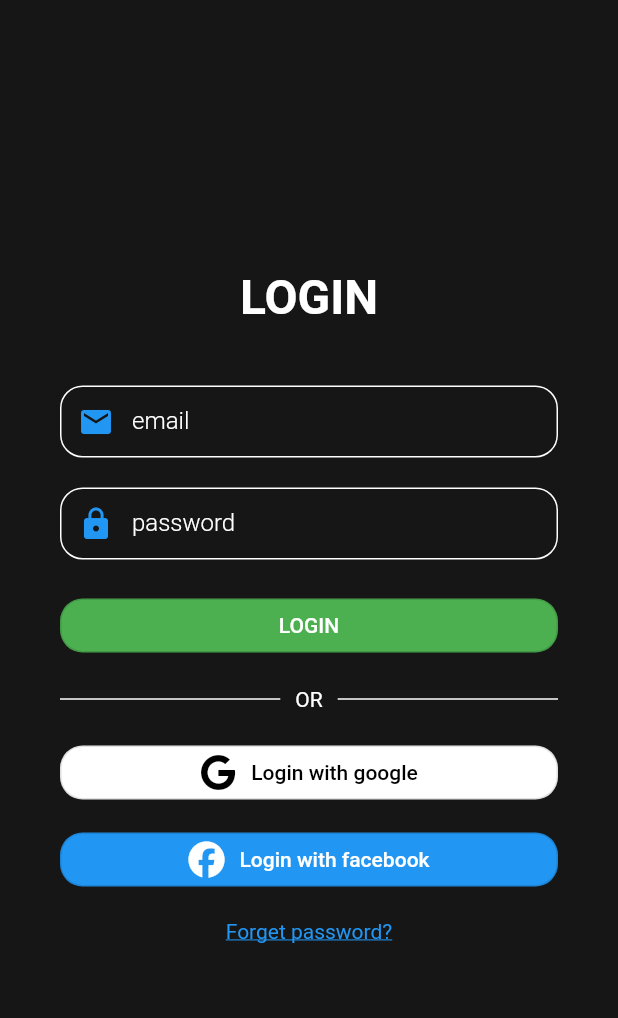
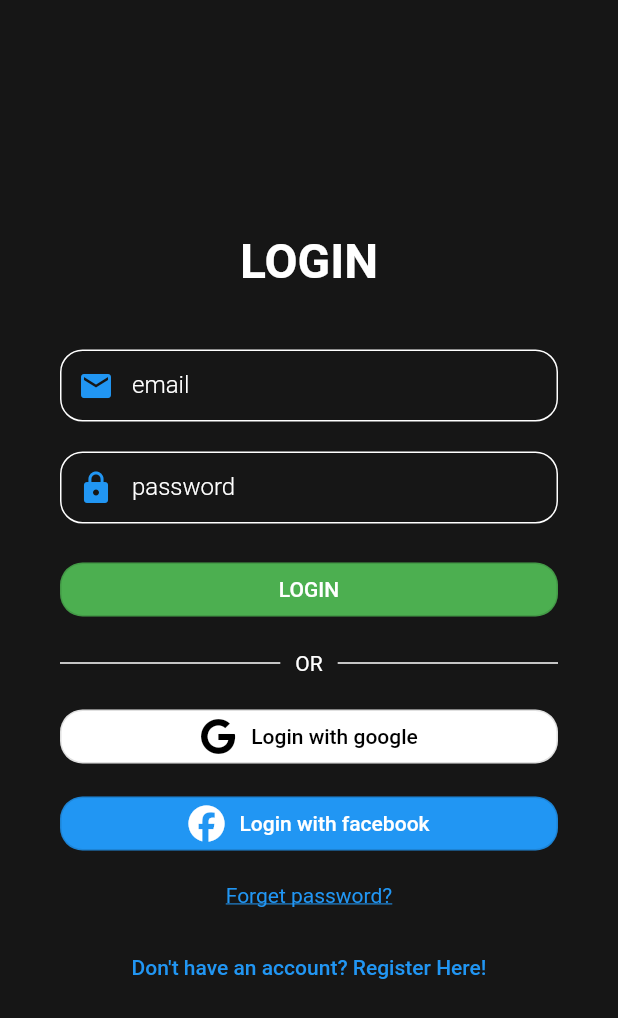
Before and after one commit to Kethankrk/attendance, a Flutter app: the screen it shows after launch, on a phone screen of 412 x 824 dp. Shown: the top 1018 px of the screen. Run offline on Flutter 3.47's test engine with Material 2 defaults, Android fonts, the phone set to English and light mode, and no system bars; our stand-ins replace firebase_auth, firebase_core, font_awesome_flutter, google_sign_in; accounts and stored records are empty.

Commit message:
added login and register

```diff
--- a/lib/widget_tree.dart
+++ b/lib/helper/widget_tree.dart
@@ -1,6 +1,6 @@
-import 'package:attendance_app/auth.dart';
-import 'package:attendance_app/home.dart';
-import 'package:attendance_app/login.dart';
+import 'package:attendance_app/helper/auth.dart';
+import 'package:attendance_app/pages/authentication.dart';
+import 'package:attendance_app/pages/home.dart';
 import 'package:flutter/material.dart';
 
 class WidgetTree extends StatefulWidget {
@@ -19,7 +19,7 @@ class _WidgetTree extends State<WidgetTree> {
         if (snapshot.hasData) {
           return const HomePage();
         } else {
-          return const LoginPage();
+          return const Authentication();
         }
       },
     );
--- a/lib/main.dart
+++ b/lib/main.dart
@@ -1,4 +1,4 @@
-import 'package:attendance_app/widget_tree.dart';
+import 'package:attendance_app/helper/widget_tree.dart';
 import 'package:flutter/material.dart';
 import 'package:firebase_core/firebase_core.dart';
 import 'firebase_options.dart';
--- /dev/null
+++ b/lib/pages/authentication.dart
@@ -0,0 +1,37 @@
+import 'package:attendance_app/widgets/login.dart';
+import 'package:attendance_app/widgets/register.dart';
+import 'package:flutter/widgets.dart';
+
+class Authentication extends StatefulWidget {
+  const Authentication({super.key});
+
+  @override
+  State<Authentication> createState() => _Authentication();
+}
+
+class _Authentication extends State<Authentication> {
+  String _currentPage = "login";
+
+  void goToRegister() {
+    setState(() {
+      _currentPage = "register";
+    });
+  }
+
+  void goToLogin() {
+    setState(() {
+      _currentPage = "login";
+    });
+  }
+
+  @override
+  Widget build(context) {
+    return _currentPage == "login"
+        ? LoginPage(
+            goToRegister: goToRegister,
+          )
+        : RegisterPage(
+            goToLogin: goToLogin,
+          );
+  }
+}
--- a/lib/home.dart
+++ b/lib/pages/home.dart
@@ -1,4 +1,4 @@
-import 'package:attendance_app/auth.dart';
+import 'package:attendance_app/helper/auth.dart';
 import 'package:flutter/material.dart';
 
 class HomePage extends StatelessWidget {
--- /dev/null
+++ b/lib/widgets/login.dart
@@ -0,0 +1,280 @@
+import 'package:attendance_app/helper/auth.dart';
+import 'package:firebase_auth/firebase_auth.dart';
+import 'package:flutter/material.dart';
+import 'package:font_awesome_flutter/font_awesome_flutter.dart';
+
+class LoginPage extends StatefulWidget {
+  const LoginPage({super.key, required this.goToRegister});
+
+  final void Function() goToRegister;
+
+  @override
+  State<LoginPage> createState() => _LoginPage();
+}
+
+class _LoginPage extends State<LoginPage> {
+  String _email = "";
+  String _password = "";
+
+  void emailState(String newValue) {
+    setState(() {
+      _email = newValue;
+    });
+  }
+
+  void passwordState(String newValue) {
+    setState(() {
+      _password = newValue;
+    });
+  }
+
+  Future<void> googleLogin() async {
+    try {
+      await Auth().singInWithGoogle();
+    } on FirebaseAuthException catch (e) {
+      print(e);
+    }
+  }
+
+  Future<void> loginHandler() async {
+    try {
+      await Auth()
+          .signInWithEmailAndPassword(email: _email, password: _password);
+    } on FirebaseAuthException catch (e) {
+      print("This is an error: $e");
+    }
+  }
+
+
+  @override
+  Widget build(context) {
+    return MaterialApp(
+      home: Scaffold(
+        backgroundColor: const Color.fromARGB(255, 22, 22, 22),
+        body: Center(
+          child: SingleChildScrollView(
+            child: Padding(
+              padding: const EdgeInsets.all(40.0),
+              child: Column(
+                mainAxisAlignment: MainAxisAlignment.center,
+                children: [
+                  const Center(
+                    child: Text(
+                      "LOGIN",
+                      style: TextStyle(
+                          color: Colors.white,
+                          fontSize: 32,
+                          fontWeight: FontWeight.bold),
+                    ),
+                  ),
+                  const SizedBox(
+                    height: 40,
+                  ),
+                  emailInput(emailState),
+                  const SizedBox(
+                    height: 20,
+                  ),
+                  passwordInput(passwordState),
+                  const SizedBox(
+                    height: 20,
+                  ),
+                  fullWidthButton(loginHandler),
+                  const Row(
+                    children: [
+                      Expanded(
+                        child: Divider(
+                          thickness: 1,
+                          color: Colors.white,
+                          height: 50,
+                          endIndent: 10,
+                        ),
+                      ),
+                      Text(
+                        "OR",
+                        style: TextStyle(color: Colors.white),
+                      ),
+                      Expanded(
+                        child: Divider(
+                          thickness: 1,
+                          color: Colors.white,
+                          height: 50,
+                          indent: 10,
+                        ),
+                      ),
+                    ],
+                  ),
+                  loginWithGoogle(googleLogin),
+                  const SizedBox(
+                    height: 10,
+                  ),
+                  loginWithFacebook(),
+                  TextButton(
+                    onPressed: () {},
+                    child: const Text(
+                      "Forget password?",
+                      style: TextStyle(
+                          decoration: TextDecoration.underline,
+                          fontWeight: FontWeight.w400),
+                    ),
+                  ),
+                  TextButton(
+                    onPressed: () {widget.goToRegister();},
+                    child: const Text(
+                      "Don't have an account? Register Here!",
+                    ),
+                  )
+                ],
+              ),
+            ),
+          ),
+        ),
+      ),
+    );
+  }
+}
+
+Widget emailInput(Function stateHandle) {
+  return TextFormField(
+    onChanged: (value) => stateHandle(value),
+    style: const TextStyle(color: Colors.white),
+    decoration: InputDecoration(
+        contentPadding: const EdgeInsets.symmetric(vertical: 1, horizontal: 2),
+        enabledBorder: OutlineInputBorder(
+          borderSide: const BorderSide(color: Colors.white),
+          borderRadius: BorderRadius.circular(15),
+        ),
+        focusedBorder: OutlineInputBorder(
+          borderSide: const BorderSide(color: Colors.white),
+          borderRadius: BorderRadius.circular(15),
+        ),
+        labelText: "email",
+        labelStyle:
+            const TextStyle(color: Colors.white, fontWeight: FontWeight.w300),
+        prefixIcon: const Icon(
+          Icons.email,
+          color: Colors.blue,
+        )),
+  );
+}
+
+Widget passwordInput(Function passwordState) => TextFormField(
+      onChanged: (value) => passwordState(value),
+      style: const TextStyle(color: Colors.white),
+      decoration: InputDecoration(
+          contentPadding:
+              const EdgeInsets.symmetric(vertical: 1, horizontal: 2),
+          enabledBorder: OutlineInputBorder(
+            borderSide: const BorderSide(color: Colors.white),
+            borderRadius: BorderRadius.circular(15),
+          ),
+          focusedBorder: OutlineInputBorder(
+            borderSide: const BorderSide(color: Colors.white),
+            borderRadius: BorderRadius.circular(15),
+          ),
+          labelText: "password",
+          labelStyle:
+              const TextStyle(color: Colors.white, fontWeight: FontWeight.w300),
+          prefixIcon: const Icon(
+            Icons.lock,
+            color: Colors.blue,
+          )),
+    );
+
+Widget fullWidthButton(
+  Function loginHandler,
+) =>
+    SizedBox(
+      width: double.infinity,
+      child: OutlinedButton(
+        onPressed: () {
+          loginHandler();
+        },
+        style: ElevatedButton.styleFrom(
+          backgroundColor: Colors.green,
+          shape: RoundedRectangleBorder(
+            borderRadius: BorderRadius.circular(15.0),
+          ),
+        ),
+        child: const Text(
+          "LOGIN",
+          style: TextStyle(color: Colors.white),
+        ),
+      ),
+    );
+
+Widget loginWithGoogle(Function googleLogin) => SizedBox(
+      width: double.infinity,
+      child: OutlinedButton(
+        onPressed: () {
+          googleLogin();
+        },
+        style: ElevatedButton.styleFrom(
+          backgroundColor: Colors.white,
+          shape: RoundedRectangleBorder(
+            borderRadius: BorderRadius.circular(15.0),
+          ),
+        ),
+        child: const Row(
+          mainAxisAlignment: MainAxisAlignment.center,
+          children: [
+            Icon(FontAwesomeIcons.google, color: Colors.black),
+            SizedBox(
+              width: 10,
+            ),
+            Text(
+              "Login with google",
+              style: TextStyle(color: Colors.black),
+            ),
+          ],
+        ),
+      ),
+    );
+
+Widget loginWithFacebook() => SizedBox(
+      width: double.infinity,
+      child: OutlinedButton(
+        onPressed: () {},
+        style: ElevatedButton.styleFrom(
+          backgroundColor: Colors.blue,
+          shape: RoundedRectangleBorder(
+            borderRadius: BorderRadius.circular(15.0),
+          ),
+        ),
+        child: const Row(
+          mainAxisAlignment: MainAxisAlignment.center,
+          children: [
+            Icon(FontAwesomeIcons.facebook, color: Colors.white),
+            SizedBox(
+              width: 10,
+            ),
+            Text(
+              "Login with facebook",
+              style: TextStyle(color: Colors.white),
+            ),
+          ],
+        ),
+      ),
+    );
+
+Widget cPasswordInput(Function passwordState) => TextFormField(
+      onChanged: (value) => passwordState(value),
+      style: const TextStyle(color: Colors.white),
+      decoration: InputDecoration(
+          contentPadding:
+              const EdgeInsets.symmetric(vertical: 1, horizontal: 2),
+          enabledBorder: OutlineInputBorder(
+            borderSide: const BorderSide(color: Colors.white),
+            borderRadius: BorderRadius.circular(15),
+          ),
+          focusedBorder: OutlineInputBorder(
+            borderSide: const BorderSide(color: Colors.white),
+            borderRadius: BorderRadius.circular(15),
+          ),
+          labelText: "conform password",
+          labelStyle:
+              const TextStyle(color: Colors.white, fontWeight: FontWeight.w300),
+          prefixIcon: const Icon(
+            Icons.lock,
+            color: Colors.blue,
+          )),
+    );
--- a/lib/login.dart
+++ b/lib/widgets/register.dart
@@ -1,18 +1,20 @@
-import 'package:attendance_app/auth.dart';
+import 'package:attendance_app/helper/auth.dart';
 import 'package:firebase_auth/firebase_auth.dart';
 import 'package:flutter/material.dart';
 import 'package:font_awesome_flutter/font_awesome_flutter.dart';
 
-class LoginPage extends StatefulWidget {
-  const LoginPage({super.key});
+class RegisterPage extends StatefulWidget {
+  const RegisterPage({super.key, required this.goToLogin});
 
+  final void Function() goToLogin;
   @override
-  State<LoginPage> createState() => _LoginPage();
+  State<RegisterPage> createState() => _RegisterPage();
 }
 
-class _LoginPage extends State<LoginPage> {
+class _RegisterPage extends State<RegisterPage> {
   String _email = "";
   String _password = "";
+  String _cpassword = "";
 
   void emailState(String newValue) {
     setState(() {
@@ -26,6 +28,12 @@ class _LoginPage extends State<LoginPage> {
     });
   }
 
+  void cpasswordState(String newValue) {
+    setState(() {
+      _cpassword = newValue;
+    });
+  }
+
   Future<void> googleLogin() async {
     try {
       await Auth().singInWithGoogle();
@@ -35,9 +43,10 @@ class _LoginPage extends State<LoginPage> {
   }
 
   Future<void> loginHandler() async {
+    if (_password != _cpassword) return;
     try {
       await Auth()
-          .signInWithEmailAndPassword(email: _email, password: _password);
+          .createUserWithEmailAndPassword(email: _email, password: _password);
     } on FirebaseAuthException catch (e) {
       print("This is an error: $e");
     }
@@ -48,14 +57,16 @@ class _LoginPage extends State<LoginPage> {
     return MaterialApp(
       home: Scaffold(
         backgroundColor: const Color.fromARGB(255, 22, 22, 22),
-        body: Padding(
+        body: Center(
+          child: SingleChildScrollView(
+            child: Padding(
               padding: const EdgeInsets.all(40.0),
               child: Column(
                 mainAxisAlignment: MainAxisAlignment.center,
                 children: [
                   const Center(
                     child: Text(
-                  "LOGIN",
+                      "REGISTER",
                       style: TextStyle(
                           color: Colors.white,
                           fontSize: 32,
@@ -70,6 +81,10 @@ class _LoginPage extends State<LoginPage> {
                     height: 20,
                   ),
                   passwordInput(passwordState),
+                  const SizedBox(
+                    height: 20,
+                  ),
+                  cPasswordInput(cpasswordState),
                   const SizedBox(
                     height: 20,
                   ),
@@ -111,8 +126,16 @@ class _LoginPage extends State<LoginPage> {
                           decoration: TextDecoration.underline,
                           fontWeight: FontWeight.w400),
                     ),
+                  ),
+                  TextButton(
+                    onPressed: () {
+                      widget.goToLogin();
+                    },
+                    child: const Text("Alredy have an account? Login in here!"),
                   )
                 ],
+              ),
+            ),
           ),
         ),
       ),
@@ -167,6 +190,29 @@ Widget passwordInput(Function passwordState) => TextFormField(
           )),
     );
 
+Widget cPasswordInput(Function passwordState) => TextFormField(
+      onChanged: (value) => passwordState(value),
+      style: const TextStyle(color: Colors.white),
+      decoration: InputDecoration(
+          contentPadding:
+              const EdgeInsets.symmetric(vertical: 1, horizontal: 2),
+          enabledBorder: OutlineInputBorder(
+            borderSide: const BorderSide(color: Colors.white),
+            borderRadius: BorderRadius.circular(15),
+          ),
+          focusedBorder: OutlineInputBorder(
+            borderSide: const BorderSide(color: Colors.white),
+            borderRadius: BorderRadius.circular(15),
+          ),
+          labelText: "conform password",
+          labelStyle:
+              const TextStyle(color: Colors.white, fontWeight: FontWeight.w300),
+          prefixIcon: const Icon(
+            Icons.lock,
+            color: Colors.blue,
+          )),
+    );
+
 Widget fullWidthButton(Function loginHandler) => SizedBox(
       width: double.infinity,
       child: OutlinedButton(
@@ -180,7 +226,7 @@ Widget fullWidthButton(Function loginHandler) => SizedBox(
           ),
         ),
         child: const Text(
-          "LOGIN",
+          "Register",
           style: TextStyle(color: Colors.white),
         ),
       ),
@@ -206,7 +252,7 @@ Widget loginWithGoogle(Function googleLogin) => SizedBox(
               width: 10,
             ),
             Text(
-              "Login with google",
+              "Register with google",
               style: TextStyle(color: Colors.black),
             ),
           ],
@@ -232,7 +278,7 @@ Widget loginWithFacebook() => SizedBox(
               width: 10,
             ),
             Text(
-              "Login with facebook",
+              "Register with facebook",
               style: TextStyle(color: Colors.white),
             ),
           ],
```
Also changed, not shown: lib/helper/auth.dart (renamed from lib/auth.dart). Lines whose indentation alone changed are shown as unchanged.
